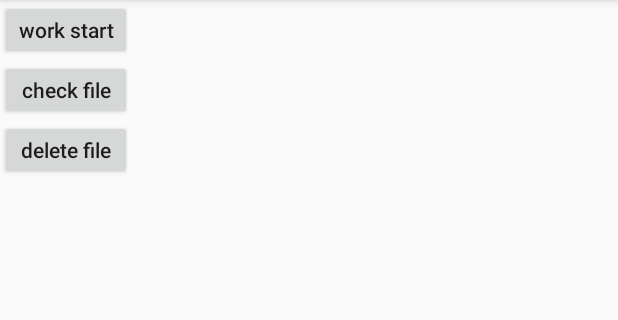
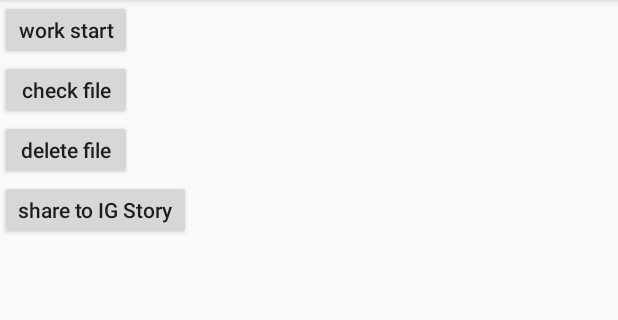
Before and after one commit to kentsung118/klab, an Android app: the WorkManagerActivity screen opened directly, with no data from a screen before it, on a phone screen of 412 x 824 dp, the part 84-404 px from its top. Run offline under Robolectric (Android 15) with nearby library versions, the phone set to English and light mode, and no system bars.

Commit message:
share to IG Story

```diff
--- a/app/src/main/res/layout/activity_work.xml
+++ b/app/src/main/res/layout/activity_work.xml
@@ -26,4 +26,11 @@
         android:textAllCaps="false"
         android:text="delete file"/>
 
+    <Button
+        android:id="@+id/btn4"
+        android:layout_height="40dp"
+        android:layout_width="wrap_content"
+        android:textAllCaps="false"
+        android:text="share to IG Story"/>
+
 </LinearLayout>
--- /dev/null
+++ b/app/src/main/res/xml/file_paths.xml
@@ -0,0 +1,4 @@
+<?xml version="1.0" encoding="utf-8"?>
+<paths xmlns:android="http://schemas.android.com/apk/res/android">
+    <external-path name="external_files" path="." />
+</paths>
```
Also changed, not shown: app/src/main/AndroidManifest.xml (+10 -0 lines), app/src/main/java/com/kent/lab/WorkManagerActivity.kt (+44 -0 lines).
